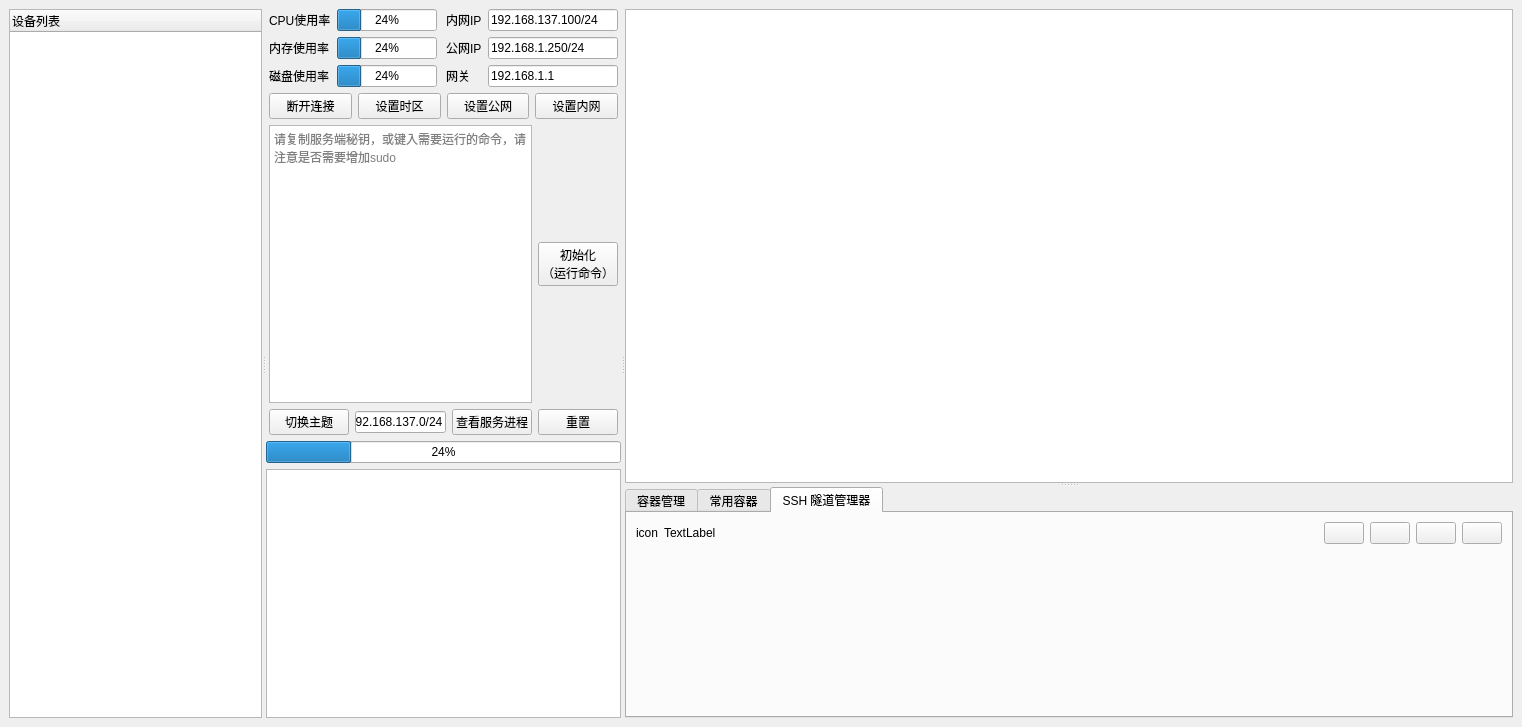
Above: ui/main.ui from zz733/cube-shell before the change. Below: the same form after it.
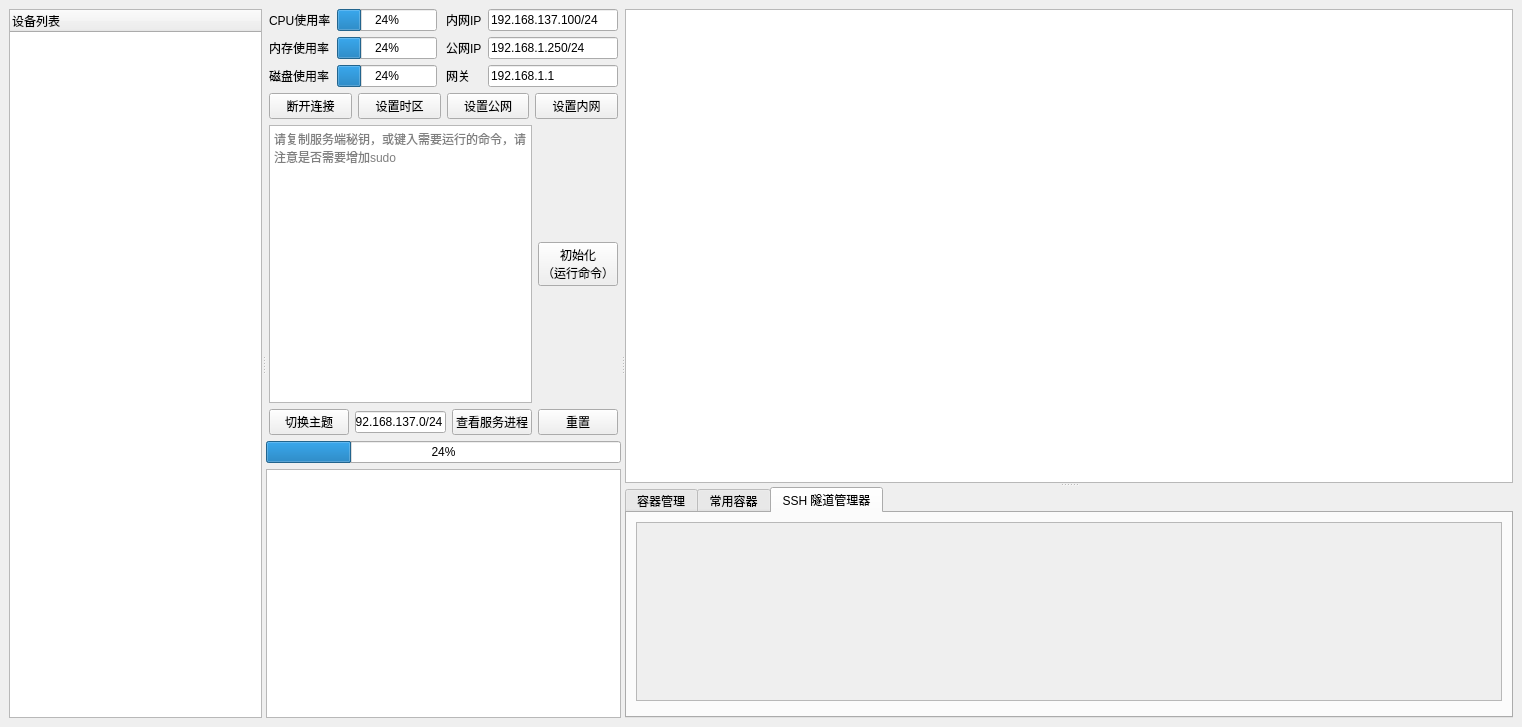
That is the form after the change. Icons and pictures are not drawn.

What changed in the file:
```diff
--- a/ui/main.ui
+++ b/ui/main.ui
@@ -421,88 +421,29 @@
                 </attribute>
                 <layout class="QFormLayout" name="formLayout">
                  <item row="0" column="0" colspan="2">
-                  <layout class="QHBoxLayout" name="horizontalLayout_7">
-                   <item>
-                    <widget class="QLabel" name="icon">
-                     <property name="text">
-                      <string>icon</string>
-                     </property>
-                    </widget>
-                   </item>
-                   <item>
-                    <widget class="QLabel" name="name">
-                     <property name="text">
-                      <string>TextLabel</string>
-                     </property>
-                    </widget>
-                   </item>
-                   <item>
-                    <spacer name="horizontalSpacer">
-                     <property name="orientation">
-                      <enum>Qt::Orientation::Horizontal</enum>
-                     </property>
-                     <property name="sizeHint" stdset="0">
-                      <size>
-                       <width>40</width>
-                       <height>20</height>
-                      </size>
-                     </property>
-                    </spacer>
-                   </item>
-                   <item>
-                    <widget class="QPushButton" name="action_tunnel">
-                     <property name="text">
-                      <string/>
-                     </property>
-                     <property name="icon">
-                      <iconset>
-                       <normaloff>../icons/off.png</normaloff>../icons/off.png</iconset>
-                     </property>
-                     <property name="iconSize">
-                      <size>
-                       <width>16</width>
-                       <height>16</height>
-                      </size>
-                     </property>
-                     <property name="autoRepeatDelay">
-                      <number>300</number>
-                     </property>
-                    </widget>
-                   </item>
-                   <item>
-                    <widget class="QPushButton" name="action_open">
-                     <property name="text">
-                      <string/>
-                     </property>
-                     <property name="icon">
-                      <iconset>
-                       <normaloff>../icons/icons8-css-48.png</normaloff>../icons/icons8-css-48.png</iconset>
-                     </property>
-                    </widget>
-                   </item>
-                   <item>
-                    <widget class="QPushButton" name="action_settings">
-                     <property name="text">
-                      <string/>
-                     </property>
-                     <property name="icon">
-                      <iconset>
-                       <normaloff>../icons/icons8-properties-48.png</normaloff>../icons/icons8-properties-48.png</iconset>
-                     </property>
-                    </widget>
-                   </item>
-                   <item>
-                    <widget class="QPushButton" name="delete_ssh">
-                     <property name="text">
-                      <string/>
-                     </property>
-                     <property name="icon">
-                      <iconset>
-                       <normaloff>../icons/remove.png</normaloff>../icons/remove.png</iconset>
-                     </property>
-                    </widget>
-                   </item>
-                  </layout>
+                  <widget class="QScrollArea" name="scrollArea">
+                   <property name="widgetResizable">
+                    <bool>true</bool>
+                   </property>
+                   <widget class="QWidget" name="scrollAreaWidgetContents">
+                    <property name="geometry">
+                     <rect>
+                      <x>0</x>
+                      <y>0</y>
+                      <width>838</width>
+                      <height>153</height>
+                     </rect>
+                    </property>
+                    <layout class="QGridLayout" name="gridLayout_11">
+                     <item row="0" column="0">
+                      <layout class="QGridLayout" name="gridLayout_tunnel_tabs"/>
+                     </item>
+                    </layout>
+                   </widget>
+                  </widget>
+                 </item>
+                 <item row="1" column="0" colspan="2">
+                  <layout class="QGridLayout" name="gridLayout_kill_all"/>
                  </item>
                 </layout>
                </widget>
```
